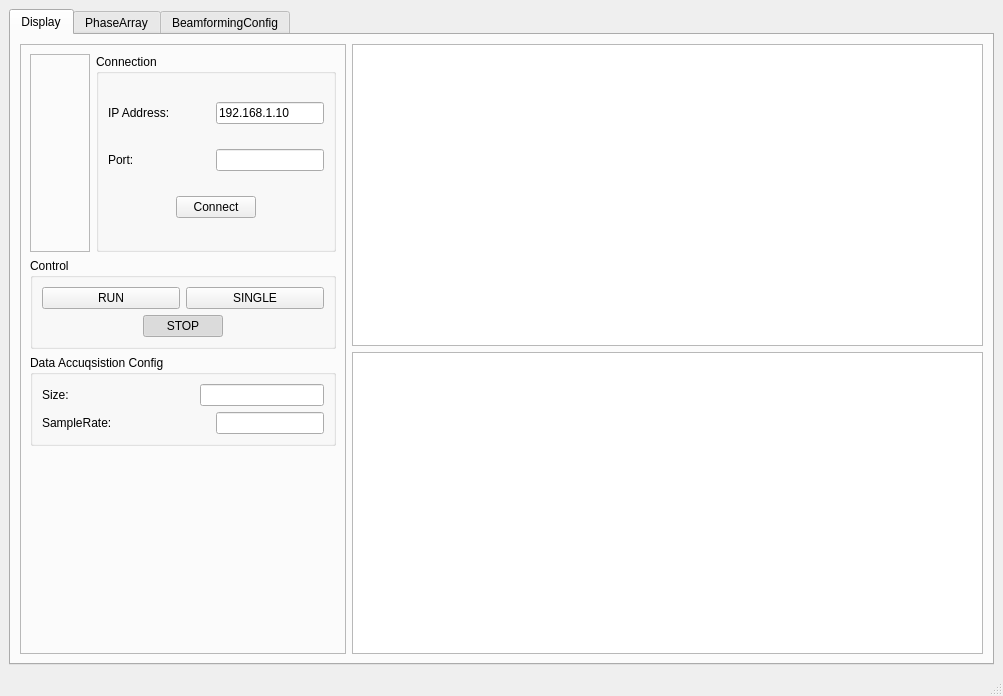
Old version of the form src/radeye/panel.ui in the repository hotung1027/radeye.
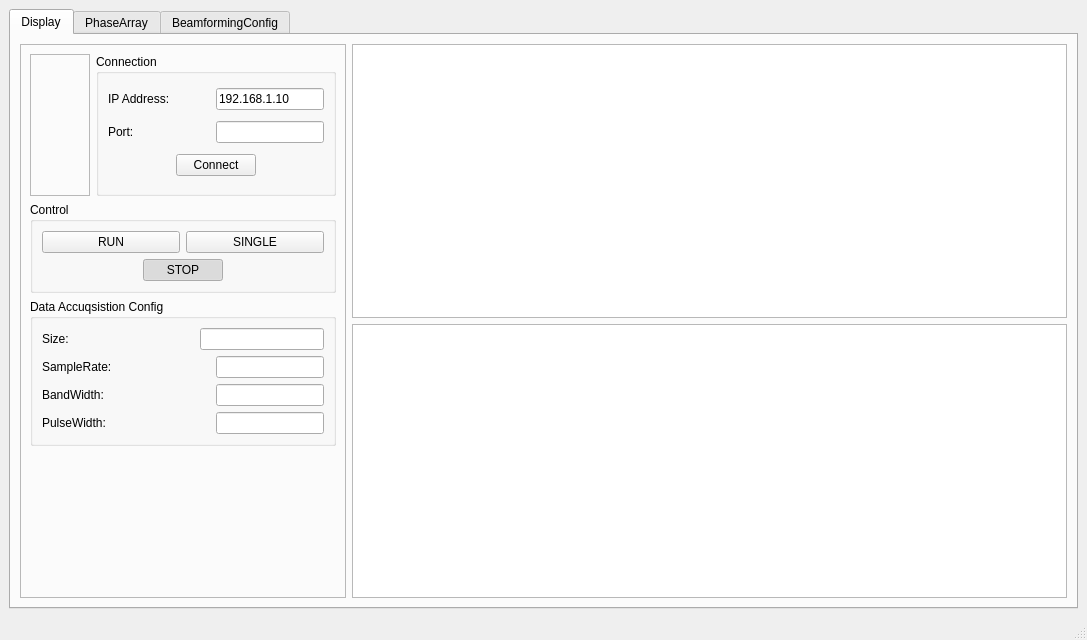
New version of the form. Icons and pictures are not drawn. Custom widgets are drawn as their Qt base class.

Commit message: added a button for blinking the led for signify user the location of the patch

What changed in the file:
```diff
--- a/src/radeye/panel.ui
+++ b/src/radeye/panel.ui
@@ -6,8 +6,8 @@
    <rect>
     <x>0</x>
     <y>0</y>
-    <width>1003</width>
-    <height>696</height>
+    <width>1087</width>
+    <height>640</height>
    </rect>
   </property>
   <property name="sizePolicy">
@@ -420,6 +420,60 @@
                   </item>
                  </layout>
                 </item>
+                <item>
+                 <layout class="QHBoxLayout" name="horizontalLayout_2">
+                  <item>
+                   <widget class="QLabel" name="label">
+                    <property name="text">
+                     <string>BandWidth:</string>
+                    </property>
+                   </widget>
+                  </item>
+                  <item>
+                   <spacer name="horizontalSpacer_24">
+                    <property name="orientation">
+                     <enum>Qt::Horizontal</enum>
+                    </property>
+                    <property name="sizeHint" stdset="0">
+                     <size>
+                      <width>40</width>
+                      <height>20</height>
+                     </size>
+                    </property>
+                   </spacer>
+                  </item>
+                  <item>
+                   <widget class="QLineEdit" name="lineEdit"/>
+                  </item>
+                 </layout>
+                </item>
+                <item>
+                 <layout class="QHBoxLayout" name="horizontalLayout_30">
+                  <item>
+                   <widget class="QLabel" name="label_2">
+                    <property name="text">
+                     <string>PulseWidth:</string>
+                    </property>
+                   </widget>
+                  </item>
+                  <item>
+                   <spacer name="horizontalSpacer_25">
+                    <property name="orientation">
+                     <enum>Qt::Horizontal</enum>
+                    </property>
+                    <property name="sizeHint" stdset="0">
+                     <size>
+                      <width>40</width>
+                      <height>20</height>
+                     </size>
+                    </property>
+                   </spacer>
+                  </item>
+                  <item>
+                   <widget class="QLineEdit" name="lineEdit_2"/>
+                  </item>
+                 </layout>
+                </item>
                </layout>
               </widget>
              </item>
```
Left out of the diff: 39 changed lines with no effect on the pictures. The commit also changes 1 other file.
